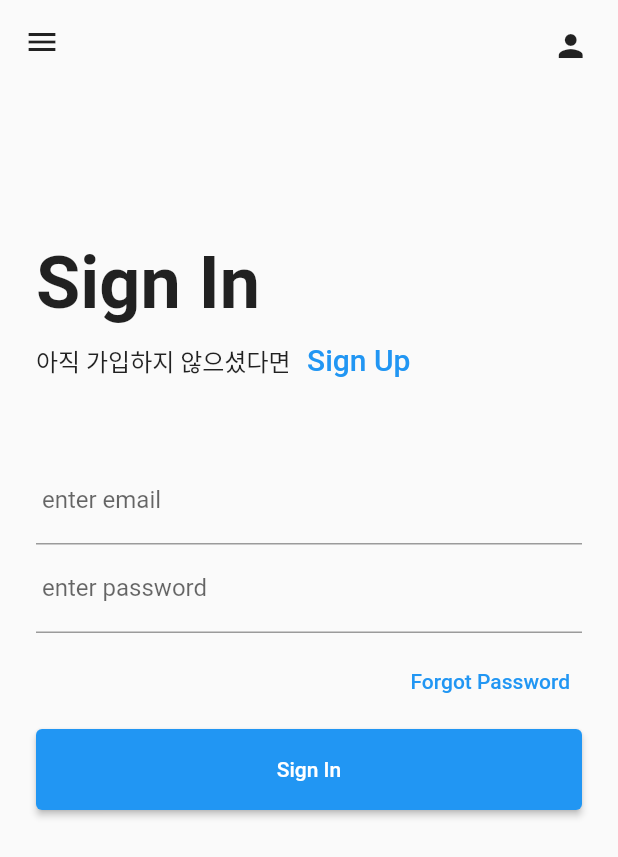
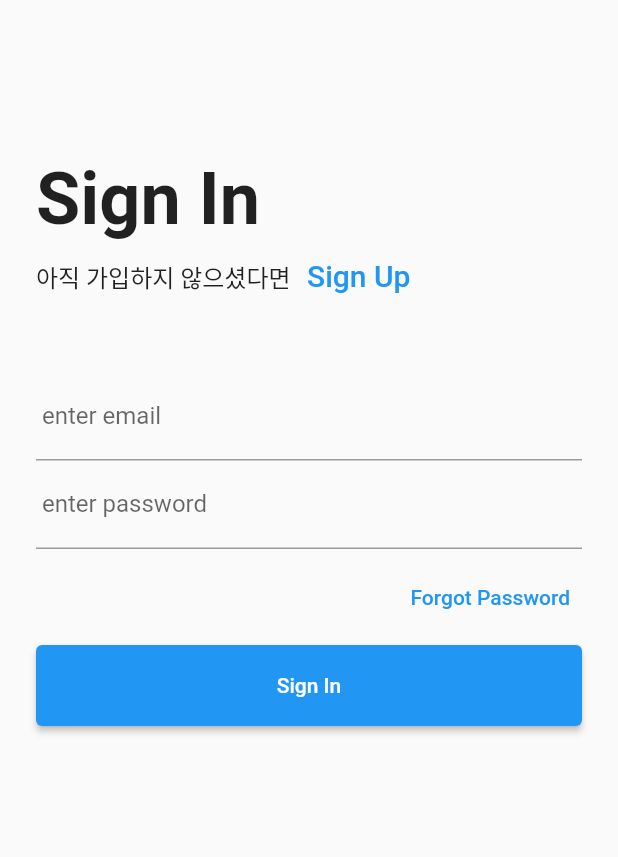
Before and after one commit to EDDI-RobotAcademy/WebAppPersonalProject, a Flutter app: the screen it shows after launch, on a phone screen of 412 x 824 dp. Shown: the top 857 px of the screen. Run offline on Flutter 3.47's test engine with Material 2 defaults, Android fonts, the phone set to English and light mode, and no system bars; our stand-ins replace flutter_secure_storage, get; missing offline and left inert: email_auth; Roboto replaces fonts that are missing (FontAppleSDGothicNeo).

Commit message:
feat: 친구 리스트에 리프레쉬 키 추가, 앱 바 위치 정상위치로 변경 [SLIDE-TO-PUSH30]

```diff
--- a/p4th/BokyeongLim/slide_to_push_frontend/lib/view/sign_in_view.dart
+++ b/p4th/BokyeongLim/slide_to_push_frontend/lib/view/sign_in_view.dart
@@ -1,37 +1,20 @@
 import 'package:flutter/material.dart';
 import 'package:get/get.dart';
 
-import '../component/friend_drawer.dart';
-import '../component/navi_menu.dart';
 import '../component/sign_in_form.dart';
 import '../component/sign_up_first_form.dart';
+import '../controller/sign_in_controller.dart';
 import '../utility/style/common_size.dart';
 import '../utility/style/common_text_style.dart';
 
 class SignInView extends StatelessWidget {
 
+  SignInController signInController = Get.put(SignInController());
   @override
   Widget build(BuildContext context) {
     return Scaffold(
+      resizeToAvoidBottomInset : false,
 
-      endDrawerEnableOpenDragGesture: false,
-      resizeToAvoidBottomInset : false,
-      appBar: AppBar(
-        iconTheme: IconThemeData(color: Colors.black87,),
-        actions: [
-          Builder(builder: (context) {
-            return IconButton(
-                padding: EdgeInsets.fromLTRB(0, 5, 15, 0),
-                icon: Icon(Icons.person, color: Colors.black87,),
-                onPressed: () {Scaffold.of(context).openEndDrawer(); });
-          })
-        ],
-        backgroundColor: Colors.transparent,
-        shadowColor: Colors.transparent,
-        elevation: 0,
-      ),
-      drawer: MenuDrawer(),
-      endDrawer: FriendsDrawer(),
       body: SafeArea(
         child: Padding(
           padding: const EdgeInsets.all(24),
```
Also changed, not shown: p4th/BokyeongLim/slide_to_push_frontend/lib/component/friend_drawer.dart (+20 -8 lines), p4th/BokyeongLim/slide_to_push_frontend/lib/view/my_main_view.dart (+20 -2 lines).
